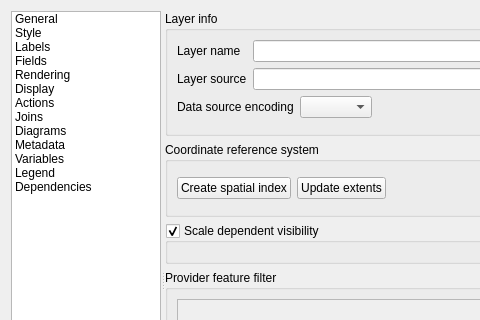
The window that src/ui/qgsvectorlayerpropertiesbase.ui (qgis/QGIS) describes before a commit, drawn with Qt 5; both pictures show x 0 to 480 and y 0 to 320 of the 825 by 588 pixel window.
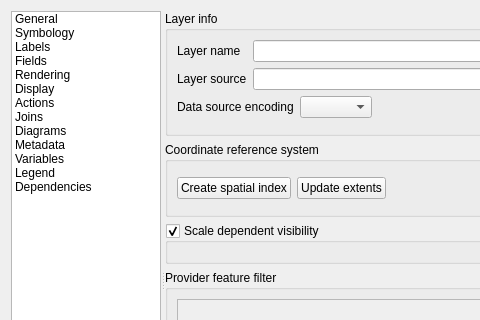
The same window after the commit. Icons and pictures are not drawn. Custom widgets are drawn as their Qt base class.

Commit message: Rename Style tab into Symbology in layer properties dialog

Patch:
```diff
--- a/src/ui/qgsvectorlayerpropertiesbase.ui
+++ b/src/ui/qgsvectorlayerpropertiesbase.ui
@@ -107,7 +107,7 @@
          </item>
          <item>
           <property name="text">
-           <string>Style</string>
+           <string>Symbology</string>
           </property>
           <property name="toolTip">
            <string>Style</string>
```
Left out of the diff: 2 changed lines with no effect on the pictures.
